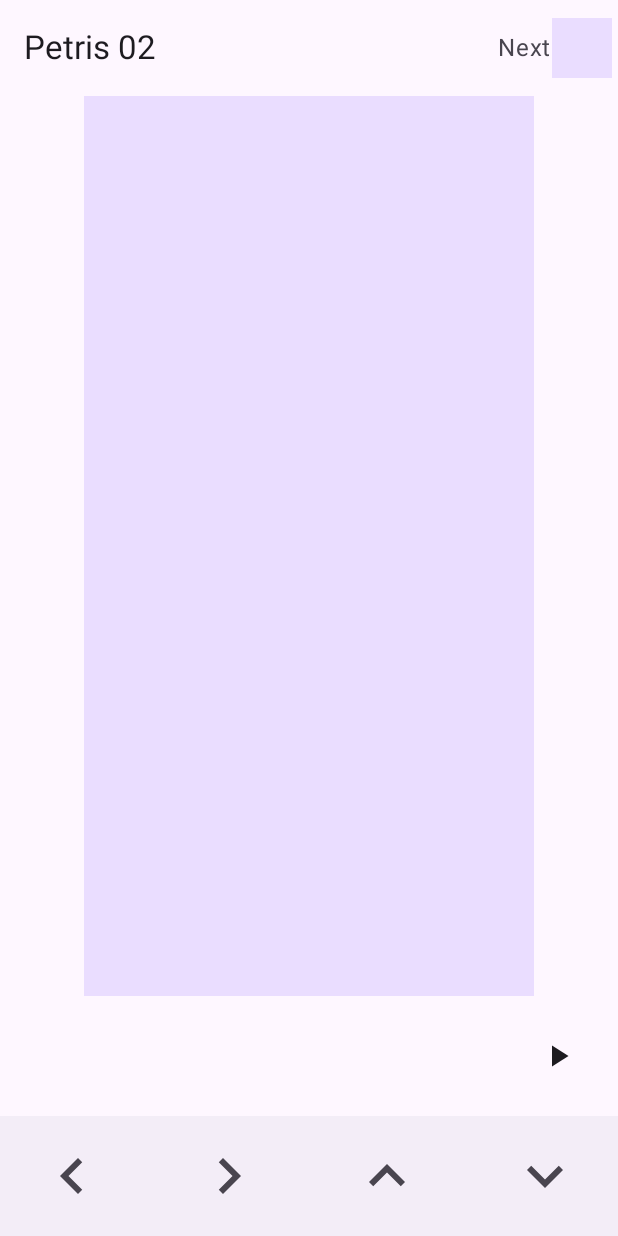
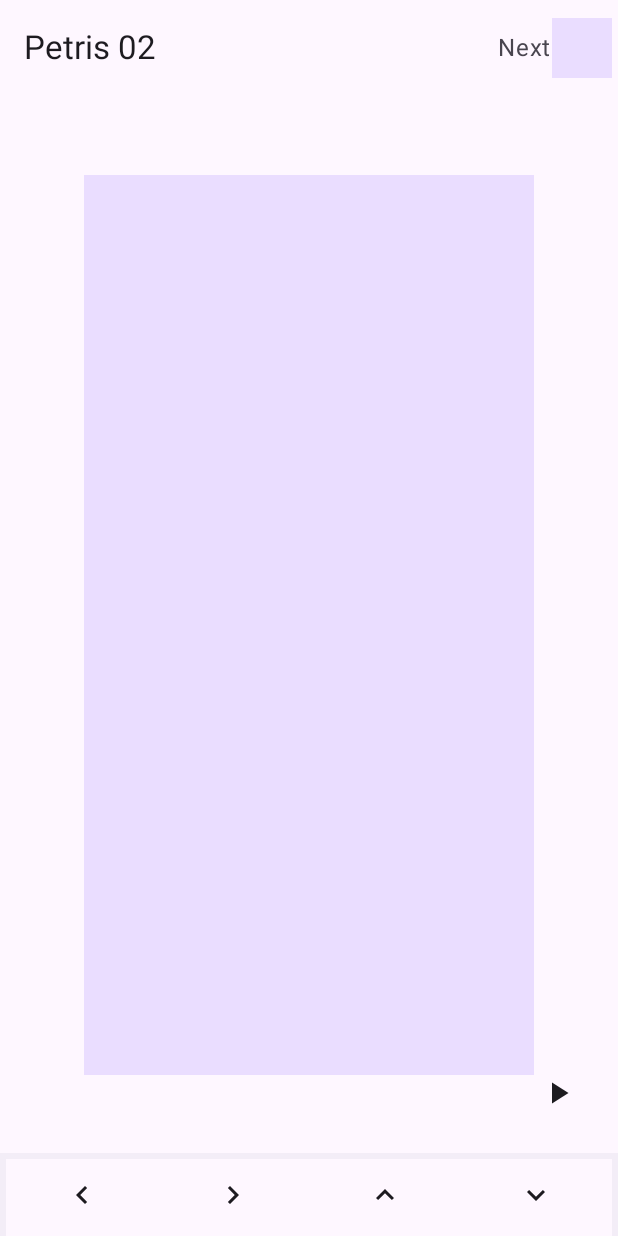
Before and after one commit to fikma/petris02, an Android app built with Jetpack Compose: the screen it shows after launch (MainActivity), on a phone screen of 412 x 824 dp. Run offline under Robolectric (Android 15) with nearby library versions, the phone set to English and light mode, and no system bars; our stand-ins replace Dagger/Hilt's generated code; 2 statements that could not run were skipped.

Commit message:
ControlsButton.kt Change from NavigationBar to BottomAppBar.
GamePage.kt
Make Scaffold content center vertically
and horizontally.

```diff
--- a/app/src/main/java/com/contoh/petris02/views/GamePage.kt
+++ b/app/src/main/java/com/contoh/petris02/views/GamePage.kt
@@ -67,9 +67,11 @@ fun GamePage(
     ) { contentPadding ->
         Column(
             horizontalAlignment = Alignment.CenterHorizontally,
+            verticalArrangement = Arrangement.Center,
             modifier = Modifier
                 .fillMaxWidth()
                 .padding(contentPadding)
+                .fillMaxHeight()
         ) {
             TetrisBoard(
                 tetrisBoardViewModel = tetrisBoardViewModel,
--- a/app/src/main/java/com/contoh/petris02/views/components/ControlsButton.kt
+++ b/app/src/main/java/com/contoh/petris02/views/components/ControlsButton.kt
@@ -1,7 +1,9 @@
 package com.contoh.petris02.views.components
 
+import androidx.compose.foundation.layout.Arrangement
+import androidx.compose.foundation.layout.Row
 import androidx.compose.foundation.layout.fillMaxWidth
-import androidx.compose.foundation.layout.size
+import androidx.compose.foundation.layout.height
 import androidx.compose.material.icons.Icons
 import androidx.compose.material.icons.filled.KeyboardArrowDown
 import androidx.compose.material.icons.filled.KeyboardArrowLeft
@@ -27,7 +29,6 @@ data class Wrapper(
 fun ControlsButton(
     tetrominoeViewModel: TetrominoeViewModel = viewModel()
 ) {
-    val navItemDefault = NavigationBarItemDefaults
     val buttonNames = listOf(
         Wrapper(
             Icons.Filled.KeyboardArrowLeft,
@@ -46,22 +47,23 @@ fun ControlsButton(
             tetrominoeViewModel.pullDown
         )
     )
-    NavigationBar(modifier = Modifier.fillMaxWidth()) {
-        buttonNames.forEach { item ->
-            NavigationBarItem(
-                selected = false,
-                onClick = item.callback,
-                icon = {
-                       Icon(
-                           imageVector = item.icon,
-                           contentDescription = "t",
-                           modifier = Modifier.size(48.dp)
-                       )
-                },
-                colors = navItemDefault.colors(),
-            )
-        }
-    }
+    BottomAppBar(
+        actions = {
+            Scaffold {
+                Row(
+                    modifier = Modifier.fillMaxWidth(),
+                    horizontalArrangement = Arrangement.SpaceAround
+                ) {
+                    buttonNames.forEach {
+                        IconButton(onClick = it.callback) {
+                            Icon(imageVector = it.icon, contentDescription = "Hello")
+                        }
+                    }
+                }
+            }
+        },
+        modifier = Modifier.height(55.dp)
+    )
 }
 
 @Preview(
```
